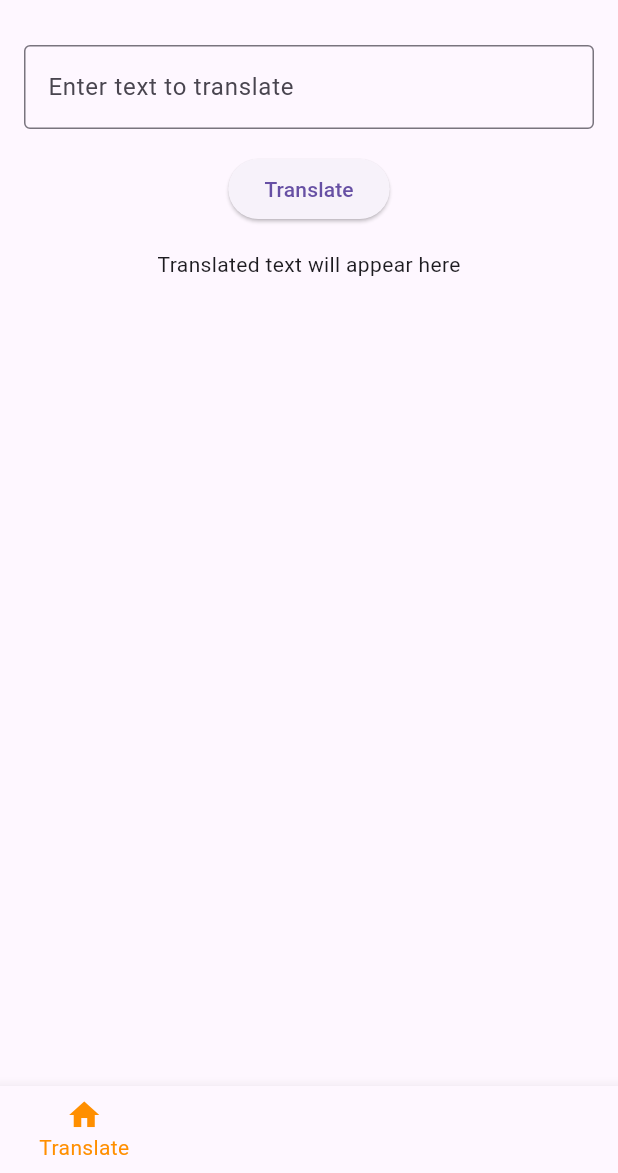
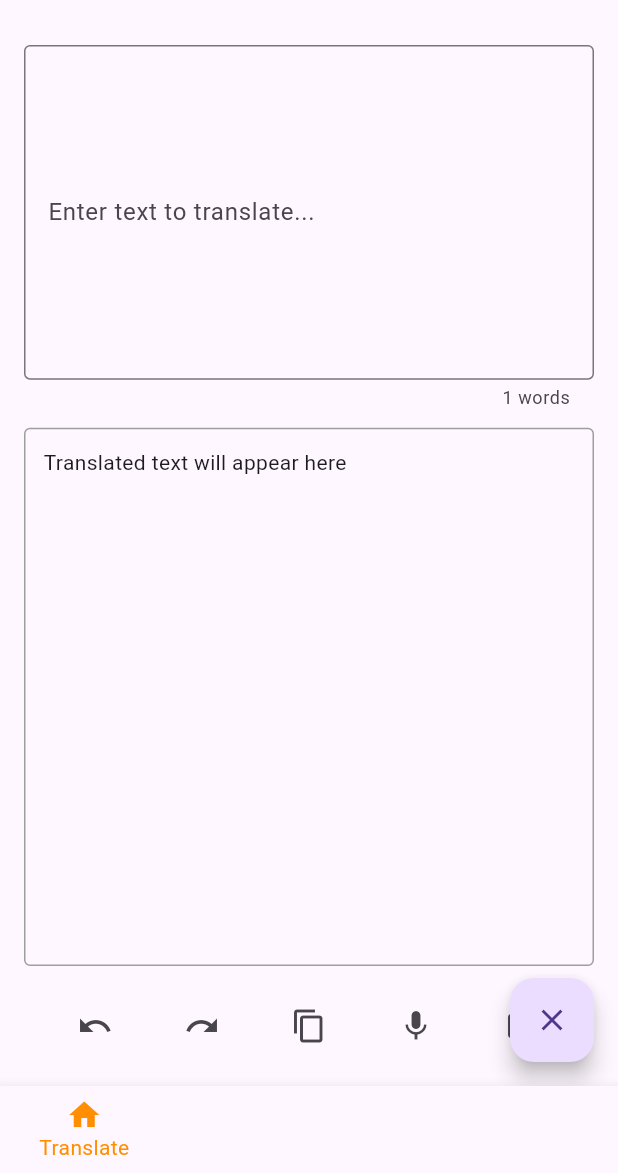
Before and after one commit to Roshan21R/Scientific-Leetspeak-Converter, a Flutter app: the screen it shows after launch, on a phone screen of 412 x 824 dp, the part 63-1236 px from its top. Run offline on Flutter 3.47's test engine with Material 3 defaults, Android fonts, the phone set to English and light mode, and no system bars; our stand-ins replace image_picker, shared_preferences, speech_to_text; missing offline and left inert: google_ml_kit, undo_redo.

Commit message:
feat: Implement advanced features for Translate screen

```diff
--- a/lib/data/repositories/translation_repository_impl.dart
+++ b/lib/data/repositories/translation_repository_impl.dart
@@ -1,11 +1,26 @@
 import 'package:scientific_leetspeak_app/domain/entities/translation.dart';
 import 'package:scientific_leetspeak_app/domain/repositories/translation_repository.dart';
 
+import 'package:scientific_leetspeak_app/domain/translation_engine.dart';
+
 class TranslationRepositoryImpl implements TranslationRepository {
+  final TranslationEngine _engine;
+
+  TranslationRepositoryImpl()
+      : _engine = TranslationEngine({
+          'hello world': '👋🌍',
+          'hello': '👋',
+          'world': '🌍',
+          'a': 'α',
+          'b': 'β',
+          'c': 'γ',
+          // ... more rules
+        });
+
   @override
   Future<Translation> translate(String text) async {
-    // TODO: Implement actual translation logic
-    await Future.delayed(const Duration(seconds: 1)); // Simulate network delay
-    return Translation(originalText: text, translatedText: 'Translated: $text');
+    await Future.delayed(const Duration(milliseconds: 100)); // Simulate processing time
+    final translatedText = _engine.translate(text);
+    return Translation(originalText: text, translatedText: translatedText);
   }
 }
--- /dev/null
+++ b/lib/domain/translation_engine.dart
@@ -0,0 +1,16 @@
+class TranslationEngine {
+  final Map<String, String> _dictionary;
+
+  TranslationEngine(this._dictionary);
+
+  String translate(String text) {
+    final sortedKeys = _dictionary.keys.toList()
+      ..sort((a, b) => b.length.compareTo(a.length));
+
+    for (var key in sortedKeys) {
+      text = text.replaceAll(key, _dictionary[key]!);
+    }
+
+    return text;
+  }
+}
--- a/lib/presentation/pages/translate/translate_page.dart
+++ b/lib/presentation/pages/translate/translate_page.dart
@@ -1,4 +1,13 @@
 import 'package:flutter/material.dart';
+import 'dart:async';
+import 'package:flutter/services.dart';
+import 'package:undo_redo/undo_redo.dart';
+import 'package:speech_to_text/speech_to_text.dart';
+import 'package:image_picker/image_picker.dart';
+import 'package:google_ml_kit/google_ml_kit.dart';
+import 'package:scientific_leetspeak_app/data/repositories/translation_repository_impl.dart';
+import 'package:scientific_leetspeak_app/domain/repositories/translation_repository.dart';
+import 'package:scientific_leetspeak_app/domain/usecases/translate_text.dart';
 import 'package:scientific_leetspeak_app/data/repositories/history_repository_impl.dart';
 import 'package:scientific_leetspeak_app/domain/entities/translation.dart';
 import 'package:scientific_leetspeak_app/domain/repositories/history_repository.dart';
@@ -18,55 +27,216 @@ class _TranslatePageState extends State<TranslatePage> {
 
   // In a real app, you would inject these dependencies.
   final HistoryRepository _historyRepository = HistoryRepositoryImpl();
+  final TranslationRepository _translationRepository = TranslationRepositoryImpl();
   late final AddTranslationToHistory _addTranslationToHistory;
+  late final TranslateText _translateText;
+  final _undoRedoController = UndoRedoController();
+  final SpeechToText _speechToText = SpeechToText();
+  bool _speechEnabled = false;
+  Timer? _debounce;
 
   @override
   void initState() {
     super.initState();
     _addTranslationToHistory = AddTranslationToHistory(_historyRepository);
+    _translateText = TranslateText(_translationRepository);
+    _controller.addListener(() {
+      _undoRedoController.add(_controller.text);
+    });
+    _initSpeech();
   }
 
-  void _translate() async {
+  void _initSpeech() async {
+    _speechEnabled = await _speechToText.initialize();
+    setState(() {});
+  }
+
+  void _startListening() async {
+    await _speechToText.listen(onResult: (result) {
+      setState(() {
+        _controller.text = result.recognizedWords;
+      });
+    });
+    setState(() {});
+  }
+
+  void _stopListening() async {
+    await _speechToText.stop();
+    setState(() {});
+  }
+
+  final _imagePicker = ImagePicker();
+  final _textRecognizer = GoogleMlKit.vision.textRecognizer();
+
+  @override
+  void dispose() {
+    _debounce?.cancel();
+    _controller.dispose();
+    _textRecognizer.close();
+    super.dispose();
+  }
+
+  void _pickImage() async {
+    try {
+      final pickedFile = await _imagePicker.pickImage(source: ImageSource.gallery);
+      if (pickedFile != null) {
+        final inputImage = InputImage.fromFilePath(pickedFile.path);
+        final recognizedText = await _textRecognizer.processImage(inputImage);
+        setState(() {
+          _controller.text = recognizedText.text;
+        });
+      }
+    } catch (e) {
+      ScaffoldMessenger.of(context).showSnackBar(
+        const SnackBar(content: Text('Failed to pick image.')),
+      );
+    }
+  }
+
+  void _onTextChanged(String text) {
+    if (_debounce?.isActive ?? false) _debounce!.cancel();
+    _debounce = Timer(const Duration(milliseconds: 300), () {
+      _translate(text);
+    });
+  }
+
+  void _translate(String text) async {
+    if (text.isEmpty) {
+      setState(() {
+        _translatedText = 'Translated text will appear here';
+      });
+      return;
+    }
+
     setState(() {
       _isLoading = true;
     });
 
-    // This is where you would inject and use your translation logic
-    await Future.delayed(const Duration(seconds: 1));
-    final originalText = _controller.text;
-    final translated = 'Translated: $originalText';
-    final translation = Translation(originalText: originalText, translatedText: translated);
+    try {
+      final translation = await _translateText(text);
       await _addTranslationToHistory(translation);
 
       setState(() {
-      _translatedText = translated;
+        _translatedText = translation.translatedText;
         _isLoading = false;
       });
+    } catch (e) {
+      setState(() {
+        _translatedText = 'Error: Could not translate text.';
+        _isLoading = false;
+      });
+      ScaffoldMessenger.of(context).showSnackBar(
+        const SnackBar(content: Text('Translation failed. Please try again.')),
+      );
+    }
   }
 
   @override
   Widget build(BuildContext context) {
-    return Padding(
+    return Scaffold(
+      body: Padding(
         padding: const EdgeInsets.all(16.0),
         child: Column(
           children: [
-          TextField(
+            // Input Field
+            Expanded(
+              flex: 2,
+              child: TextField(
                 controller: _controller,
-            decoration: const InputDecoration(
-              border: OutlineInputBorder(),
-              labelText: 'Enter text to translate',
+                maxLines: null,
+                expands: true,
+                decoration: InputDecoration(
+                  border: const OutlineInputBorder(),
+                  labelText: 'Enter text to translate...',
+                  counterText: '${_controller.text.split(' ').length} words',
+                ),
+                onChanged: _onTextChanged,
               ),
             ),
             const SizedBox(height: 16),
-          ElevatedButton(
-            onPressed: _isLoading ? null : _translate,
-            child: _isLoading
-                ? const CircularProgressIndicator()
-                : const Text('Translate'),
+            // Output Area
+            Expanded(
+              flex: 3,
+              child: Container(
+                width: double.infinity,
+                padding: const EdgeInsets.all(12.0),
+                decoration: BoxDecoration(
+                  border: Border.all(color: Colors.grey),
+                  borderRadius: BorderRadius.circular(4.0),
+                ),
+                child: GestureDetector(
+                  onTap: () {
+                    showDialog(
+                      context: context,
+                      builder: (context) => AlertDialog(
+                        title: const Text('Symbol Explanation'),
+                        content: const Text('This is where the explanation for the tapped symbol will be displayed.'),
+                        actions: [
+                          TextButton(
+                            onPressed: () => Navigator.of(context).pop(),
+                            child: const Text('Close'),
+                          ),
+                        ],
+                      ),
+                    );
+                  },
+                  child: SingleChildScrollView(
+                    child: Text(_translatedText),
+                  ),
+                ),
+              ),
             ),
             const SizedBox(height: 16),
-          Text(_translatedText),
+            // Action Buttons
+            Row(
+              mainAxisAlignment: MainAxisAlignment.spaceEvenly,
+              children: [
+                IconButton(
+                  icon: const Icon(Icons.undo),
+                  onPressed: () {
+                    setState(() {
+                      _controller.text = _undoRedoController.undo();
+                    });
+                  },
+                ),
+                IconButton(
+                  icon: const Icon(Icons.redo),
+                  onPressed: () {
+                    setState(() {
+                      _controller.text = _undoRedoController.redo();
+                    });
+                  },
+                ),
+                IconButton(
+                  icon: const Icon(Icons.copy),
+                  onPressed: () {
+                    Clipboard.setData(ClipboardData(text: _translatedText));
+                    ScaffoldMessenger.of(context).showSnackBar(
+                      const SnackBar(content: Text('Copied to clipboard')),
+                    );
+                  },
+                ),
+                IconButton(
+                  icon: Icon(_speechToText.isListening ? Icons.mic_off : Icons.mic),
+                  onPressed: _speechToText.isListening ? _stopListening : _startListening,
+                ),
+                IconButton(
+                  icon: const Icon(Icons.camera_alt),
+                  onPressed: _pickImage,
+                ),
               ],
+            ),
+          ],
+        ),
+      ),
+      floatingActionButton: FloatingActionButton(
+        onPressed: () {
+          _controller.clear();
+          setState(() {
+            _translatedText = 'Translated text will appear here';
+          });
+        },
+        child: const Icon(Icons.clear),
       ),
     );
   }
--- a/pubspec.yaml
+++ b/pubspec.yaml
@@ -36,6 +36,10 @@ dependencies:
   # Use with the CupertinoIcons class for iOS style icons.
   cupertino_icons: ^1.0.8
   shared_preferences: ^2.0.15
+  undo_redo: ^1.0.0
+  speech_to_text: ^6.1.1
+  image_picker: ^0.8.6
+  google_ml_kit: ^0.13.0
 
 dev_dependencies:
   flutter_test:
```
Lines whose indentation alone changed are shown as unchanged.
